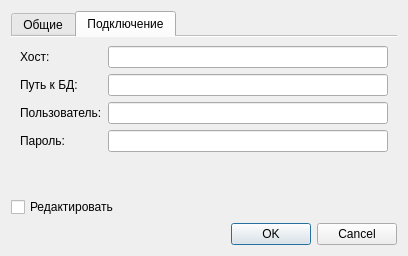
Old version of the form connectdialog.ui in the repository rust3128/HotlineDesktopOld.
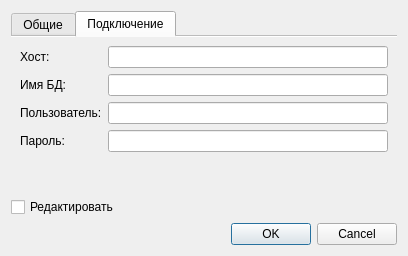
New version of the form. Icons and pictures are not drawn.

What changed in the file:
```diff
--- a/connectdialog.ui
+++ b/connectdialog.ui
@@ -97,7 +97,7 @@
          <item row="1" column="0">
           <widget class="QLabel" name="label_2">
            <property name="text">
-            <string>Путь к БД:</string>
+            <string>Имя БД:</string>
            </property>
           </widget>
          </item>
```
